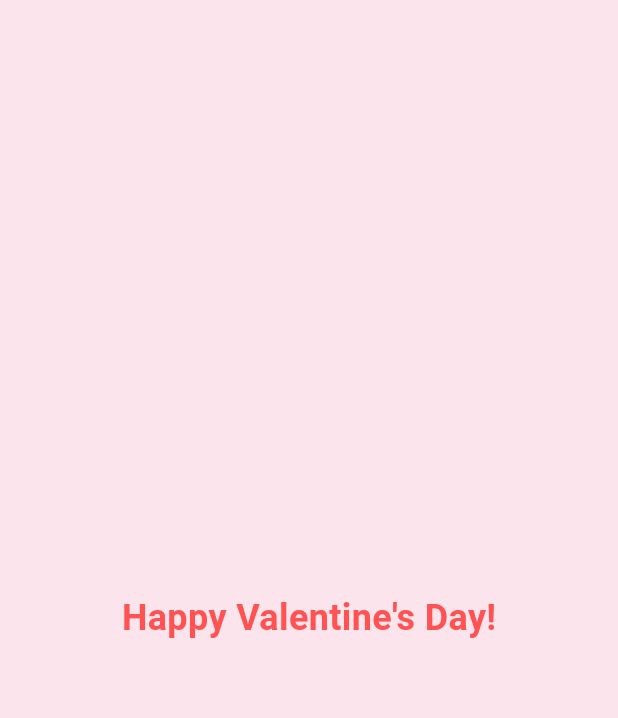
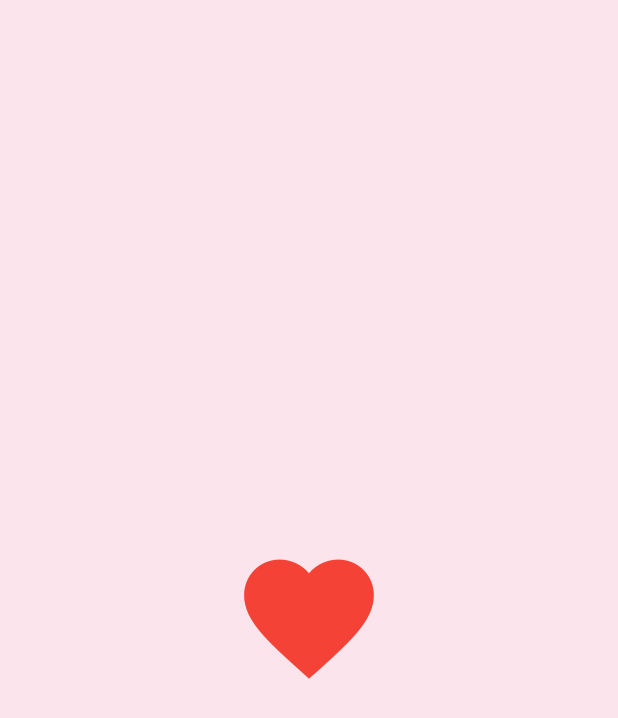
Before and after one commit to anguyen221/heartbeat_app, a Flutter app: the screen it shows after launch, on a phone screen of 412 x 824 dp. Shown: the top 718 px of the screen. Run offline on Flutter 3.47's test engine with Material 3 defaults, Android fonts, the phone set to English and light mode, and no system bars.

Commit message:
Added heartbeat animation to app

```diff
--- a/lib/main.dart
+++ b/lib/main.dart
@@ -9,12 +9,48 @@ class ValentineApp extends StatelessWidget {
   Widget build(BuildContext context) {
     return MaterialApp(
       debugShowCheckedModeBanner: false,
-      home: Scaffold(
-        backgroundColor: Colors.pink[50],
-        body: Center(
-          child: Text(
-            "Happy Valentine's Day!",
-            style: TextStyle(fontSize: 24, fontWeight: FontWeight.bold, color: Colors.redAccent),
+      home: HeartbeatScreen(),
+    );
+  }
+}
+
+class HeartbeatScreen extends StatefulWidget {
+  @override
+  _HeartbeatScreenState createState() => _HeartbeatScreenState();
+}
+
+class _HeartbeatScreenState extends State<HeartbeatScreen> with SingleTickerProviderStateMixin {
+  late AnimationController _controller;
+  late Animation<double> _animation;
+
+  @override
+  void initState() {
+    super.initState();
+    _controller = AnimationController(
+      vsync: this,
+      duration: Duration(seconds: 1),
+    )..repeat(reverse: true);
+
+    _animation = Tween<double>(begin: 1.0, end: 1.2).animate(_controller);
+  }
+
+  @override
+  void dispose() {
+    _controller.dispose();
+    super.dispose();
+  }
+
+  @override
+  Widget build(BuildContext context) {
+    return Scaffold(
+      backgroundColor: Colors.pink[50],
+      body: Center(
+        child: ScaleTransition(
+          scale: _animation,
+          child: Icon(
+            Icons.favorite,
+            color: Colors.red,
+            size: 100,
           ),
         ),
       ),
```
